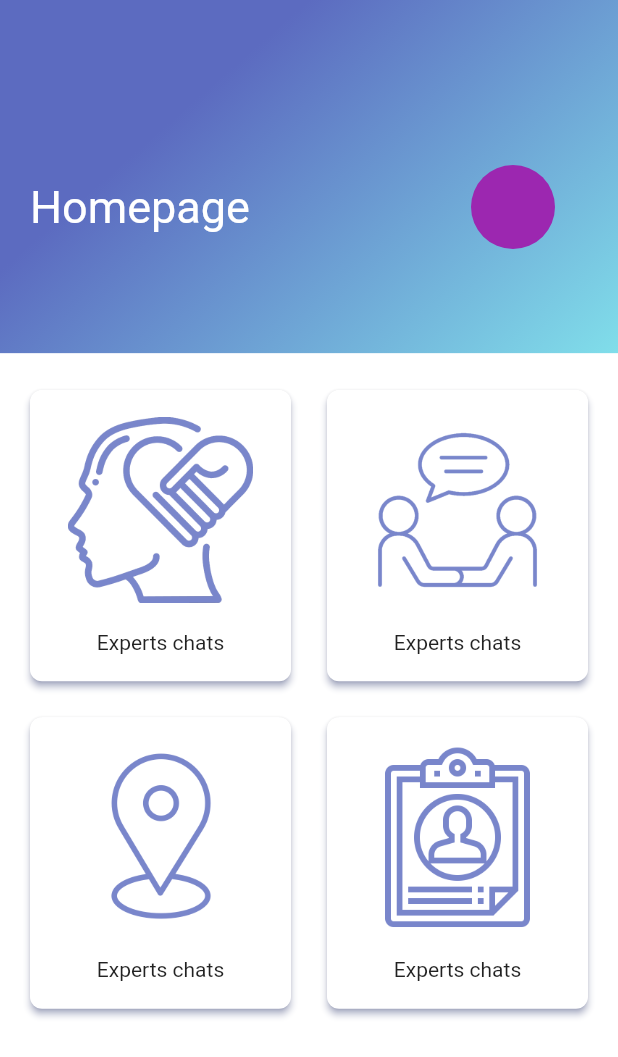
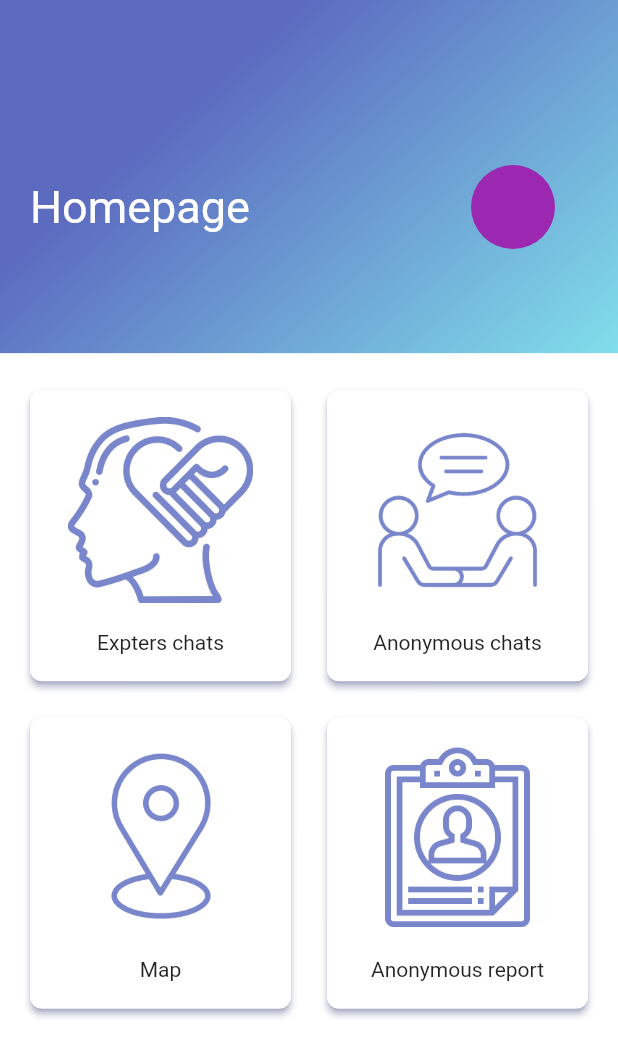
Before and after one commit to simoneghiazzi/DIMA, a Flutter app: the Home screen opened directly, on a phone screen of 412 x 824 dp. Shown: the top 1057 px of the screen. Run offline on Flutter 3.47's test engine with Material 2 defaults, Android fonts, the phone set to English and light mode, and no system bars; our stand-ins replace firebase_auth, firebase_core; accounts and stored records are empty.

Commit message:
Home text fixed

```diff
--- a/lib/Views/Home/components/dashCard.dart
+++ b/lib/Views/Home/components/dashCard.dart
@@ -2,8 +2,10 @@ import 'package:flutter/material.dart';
 
 class DashCard extends StatelessWidget {
   final String imagePath;
+  final String text;
   final Function press;
-  const DashCard({Key key, this.imagePath, this.press}) : super(key: key);
+  const DashCard({Key key, this.imagePath, this.text, this.press})
+      : super(key: key);
 
   @override
   Widget build(BuildContext context) {
@@ -20,7 +22,7 @@ class DashCard extends StatelessWidget {
               imagePath,
               height: size.height * 0.15,
             ),
-            Text('Experts chats')
+            Text(text)
           ],
         ),
       ),
--- a/lib/Views/Home/components/grid.dart
+++ b/lib/Views/Home/components/grid.dart
@@ -15,24 +15,28 @@ class Grid extends StatelessWidget {
           children: <Widget>[
             DashCard(
               imagePath: "assets/icons/psychologist.png",
+              text: "Expters chats",
               press: () {
                 print("hola");
               },
             ),
             DashCard(
               imagePath: "assets/icons/anonymous.png",
+              text: "Anonymous chats",
               press: () {
                 print("hola");
               },
             ),
             DashCard(
               imagePath: "assets/icons/map.png",
+              text: "Map",
               press: () {
                 print("hola");
               },
             ),
             DashCard(
               imagePath: "assets/icons/report.png",
+              text: "Anonymous report",
               press: () {
                 print("hola");
               },
```
